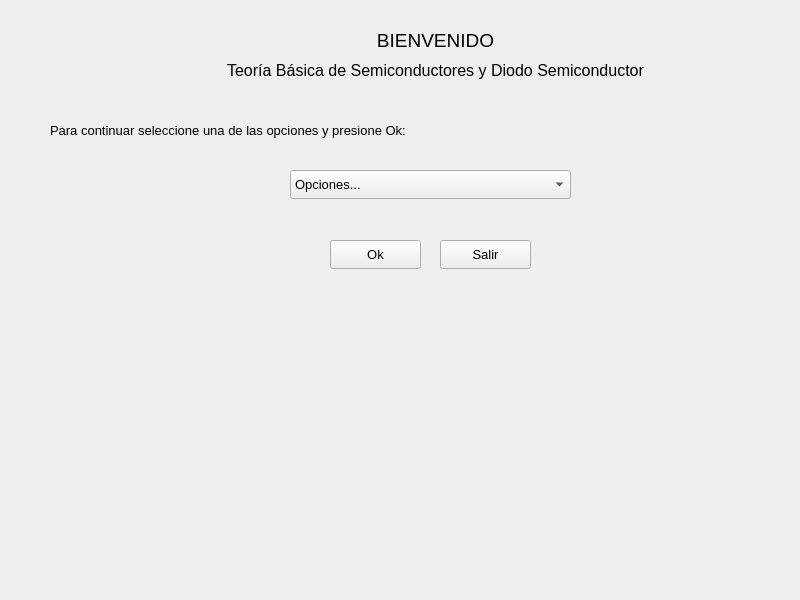
Old version of the form aplicacion/Tarea2_electronica/main_window.ui in the repository jacobbonilla21/electronica.
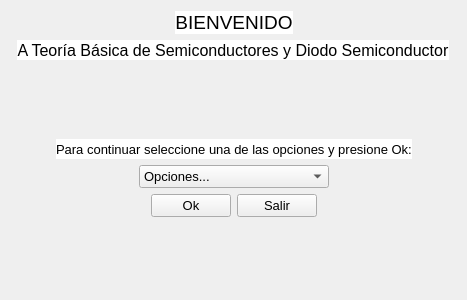
New version of the form.

Commit message: cambios responsive en la ventana main y agregado del fondo

```diff
--- a/aplicacion/Tarea2_electronica/main_window.ui
+++ b/aplicacion/Tarea2_electronica/main_window.ui
@@ -2,25 +2,76 @@
 <ui version="4.0">
  <class>Widget</class>
  <widget class="QWidget" name="Widget">
+  <property name="enabled">
+   <bool>true</bool>
+  </property>
   <property name="geometry">
    <rect>
     <x>0</x>
     <y>0</y>
+    <width>467</width>
+    <height>300</height>
+   </rect>
+  </property>
+  <property name="sizePolicy">
+   <sizepolicy hsizetype="Expanding" vsizetype="Preferred">
+    <horstretch>0</horstretch>
+    <verstretch>0</verstretch>
+   </sizepolicy>
+  </property>
+  <property name="maximumSize">
+   <size>
     <width>800</width>
     <height>600</height>
-   </rect>
+   </size>
   </property>
   <property name="windowTitle">
    <string>Widget</string>
   </property>
+  <property name="layoutDirection">
+   <enum>Qt::LayoutDirection::LeftToRight</enum>
+  </property>
+  <layout class="QVBoxLayout" name="verticalLayout" stretch="0,0,0,0,0,0,0">
+   <property name="sizeConstraint">
+    <enum>QLayout::SizeConstraint::SetMinAndMaxSize</enum>
+   </property>
+   <item>
+    <layout class="QHBoxLayout" name="horizontalLayout_4" stretch="0,0,0">
+     <property name="leftMargin">
+      <number>0</number>
+     </property>
+     <property name="topMargin">
+      <number>0</number>
+     </property>
+     <property name="rightMargin">
+      <number>0</number>
+     </property>
+     <property name="bottomMargin">
+      <number>0</number>
+     </property>
+     <item>
+      <spacer name="horizontalSpacer_7">
+       <property name="orientation">
+        <enum>Qt::Orientation::Horizontal</enum>
+       </property>
+       <property name="sizeHint" stdset="0">
+        <size>
+         <width>40</width>
+         <height>20</height>
+        </size>
+       </property>
+      </spacer>
+     </item>
+     <item>
   <widget class="QLabel" name="label">
-   <property name="geometry">
-    <rect>
-     <x>320</x>
-     <y>30</y>
-     <width>231</width>
-     <height>21</height>
-    </rect>
+       <property name="enabled">
+        <bool>true</bool>
+       </property>
+       <property name="sizePolicy">
+        <sizepolicy hsizetype="Preferred" vsizetype="Preferred">
+         <horstretch>0</horstretch>
+         <verstretch>0</verstretch>
+        </sizepolicy>
    </property>
    <property name="font">
     <font>
@@ -28,6 +79,16 @@
      <fontweight>ExtraBold</fontweight>
     </font>
    </property>
+       <property name="layoutDirection">
+        <enum>Qt::LayoutDirection::LeftToRight</enum>
+       </property>
+       <property name="autoFillBackground">
+        <bool>false</bool>
+       </property>
+       <property name="styleSheet">
+        <string notr="true">color: rgb(0, 0, 0);
+background-color: rgb(255, 255, 255);</string>
+       </property>
    <property name="text">
     <string>BIENVENIDO</string>
    </property>
@@ -35,32 +96,191 @@
     <set>Qt::AlignmentFlag::AlignCenter</set>
    </property>
   </widget>
+     </item>
+     <item>
+      <spacer name="horizontalSpacer_8">
+       <property name="orientation">
+        <enum>Qt::Orientation::Horizontal</enum>
+       </property>
+       <property name="sizeHint" stdset="0">
+        <size>
+         <width>40</width>
+         <height>20</height>
+        </size>
+       </property>
+      </spacer>
+     </item>
+    </layout>
+   </item>
+   <item>
+    <layout class="QHBoxLayout" name="horizontalLayout_5" stretch="0,0,0">
+     <property name="leftMargin">
+      <number>0</number>
+     </property>
+     <property name="topMargin">
+      <number>0</number>
+     </property>
+     <property name="rightMargin">
+      <number>0</number>
+     </property>
+     <property name="bottomMargin">
+      <number>0</number>
+     </property>
+     <item>
+      <spacer name="horizontalSpacer_9">
+       <property name="orientation">
+        <enum>Qt::Orientation::Horizontal</enum>
+       </property>
+       <property name="sizeHint" stdset="0">
+        <size>
+         <width>40</width>
+         <height>20</height>
+        </size>
+       </property>
+      </spacer>
+     </item>
+     <item>
+      <widget class="QLabel" name="label_3">
+       <property name="font">
+        <font>
+         <pointsize>12</pointsize>
+        </font>
+       </property>
+       <property name="styleSheet">
+        <string notr="true">color: rgb(0, 0, 0);
+background-color: rgb(255, 255, 255);</string>
+       </property>
+       <property name="text">
+        <string>A Teoría Básica de Semiconductores y Diodo Semiconductor</string>
+       </property>
+       <property name="scaledContents">
+        <bool>false</bool>
+       </property>
+       <property name="alignment">
+        <set>Qt::AlignmentFlag::AlignCenter</set>
+       </property>
+      </widget>
+     </item>
+     <item>
+      <spacer name="horizontalSpacer_10">
+       <property name="orientation">
+        <enum>Qt::Orientation::Horizontal</enum>
+       </property>
+       <property name="sizeHint" stdset="0">
+        <size>
+         <width>40</width>
+         <height>20</height>
+        </size>
+       </property>
+      </spacer>
+     </item>
+    </layout>
+   </item>
+   <item>
+    <spacer name="verticalSpacer_2">
+     <property name="orientation">
+      <enum>Qt::Orientation::Vertical</enum>
+     </property>
+     <property name="sizeHint" stdset="0">
+      <size>
+       <width>20</width>
+       <height>40</height>
+      </size>
+     </property>
+    </spacer>
+   </item>
+   <item>
+    <layout class="QHBoxLayout" name="horizontalLayout_3" stretch="0,0,0">
+     <property name="leftMargin">
+      <number>0</number>
+     </property>
+     <property name="topMargin">
+      <number>0</number>
+     </property>
+     <property name="rightMargin">
+      <number>0</number>
+     </property>
+     <property name="bottomMargin">
+      <number>0</number>
+     </property>
+     <item>
+      <spacer name="horizontalSpacer_5">
+       <property name="orientation">
+        <enum>Qt::Orientation::Horizontal</enum>
+       </property>
+       <property name="sizeHint" stdset="0">
+        <size>
+         <width>40</width>
+         <height>20</height>
+        </size>
+       </property>
+      </spacer>
+     </item>
+     <item>
   <widget class="QLabel" name="label_2">
-   <property name="geometry">
-    <rect>
-     <x>50</x>
-     <y>120</y>
-     <width>491</width>
-     <height>21</height>
-    </rect>
-   </property>
    <property name="font">
     <font>
      <pointsize>10</pointsize>
     </font>
    </property>
+       <property name="styleSheet">
+        <string notr="true">color: rgb(0, 0, 0);
+background-color: rgb(255, 255, 255);</string>
+       </property>
    <property name="text">
     <string>Para continuar seleccione una de las opciones y presione Ok:</string>
    </property>
-  </widget>
+       <property name="scaledContents">
+        <bool>false</bool>
+       </property>
+      </widget>
+     </item>
+     <item>
+      <spacer name="horizontalSpacer_6">
+       <property name="orientation">
+        <enum>Qt::Orientation::Horizontal</enum>
+       </property>
+       <property name="sizeHint" stdset="0">
+        <size>
+         <width>40</width>
+         <height>20</height>
+        </size>
+       </property>
+      </spacer>
+     </item>
+    </layout>
+   </item>
+   <item>
+    <layout class="QHBoxLayout" name="horizontalLayout_2" stretch="0,0,0">
+     <property name="leftMargin">
+      <number>0</number>
+     </property>
+     <property name="topMargin">
+      <number>0</number>
+     </property>
+     <property name="rightMargin">
+      <number>0</number>
+     </property>
+     <property name="bottomMargin">
+      <number>0</number>
+     </property>
+     <item>
+      <spacer name="horizontalSpacer">
+       <property name="orientation">
+        <enum>Qt::Orientation::Horizontal</enum>
+       </property>
+       <property name="sizeHint" stdset="0">
+        <size>
+         <width>40</width>
+         <height>20</height>
+        </size>
+       </property>
+      </spacer>
+     </item>
+     <item>
   <widget class="QComboBox" name="Seleccion_menu">
-   <property name="geometry">
-    <rect>
-     <x>290</x>
-     <y>170</y>
-     <width>281</width>
-     <height>29</height>
-    </rect>
+       <property name="enabled">
+        <bool>true</bool>
    </property>
    <property name="font">
     <font>
@@ -76,6 +296,9 @@
    <property name="currentText">
     <string>Opciones...</string>
    </property>
+       <property name="frame">
+        <bool>true</bool>
+       </property>
    <item>
     <property name="text">
      <string>Opciones...</string>
@@ -92,14 +315,41 @@
     </property>
    </item>
   </widget>
+     </item>
+     <item>
+      <spacer name="horizontalSpacer_2">
+       <property name="orientation">
+        <enum>Qt::Orientation::Horizontal</enum>
+       </property>
+       <property name="sizeHint" stdset="0">
+        <size>
+         <width>40</width>
+         <height>20</height>
+        </size>
+       </property>
+      </spacer>
+     </item>
+    </layout>
+   </item>
+   <item>
+    <layout class="QHBoxLayout" name="horizontalLayout" stretch="0,0,0,0">
+     <item>
+      <spacer name="horizontalSpacer_3">
+       <property name="orientation">
+        <enum>Qt::Orientation::Horizontal</enum>
+       </property>
+       <property name="sizeHint" stdset="0">
+        <size>
+         <width>40</width>
+         <height>20</height>
+        </size>
+       </property>
+      </spacer>
+     </item>
+     <item>
   <widget class="QPushButton" name="OkBoton">
-   <property name="geometry">
-    <rect>
-     <x>330</x>
-     <y>240</y>
-     <width>91</width>
-     <height>29</height>
-    </rect>
+       <property name="enabled">
+        <bool>true</bool>
    </property>
    <property name="font">
     <font>
@@ -109,36 +359,18 @@
    <property name="text">
     <string>Ok</string>
    </property>
-  </widget>
-  <widget class="QLabel" name="label_3">
-   <property name="geometry">
-    <rect>
-     <x>210</x>
-     <y>60</y>
-     <width>451</width>
-     <height>21</height>
-    </rect>
-   </property>
-   <property name="font">
-    <font>
-     <pointsize>12</pointsize>
-    </font>
-   </property>
-   <property name="text">
-    <string>Teoría Básica de Semiconductores y Diodo Semiconductor</string>
-   </property>
-   <property name="alignment">
-    <set>Qt::AlignmentFlag::AlignCenter</set>
-   </property>
-  </widget>
+       <property name="checkable">
+        <bool>false</bool>
+       </property>
+       <property name="checked">
+        <bool>false</bool>
+       </property>
+      </widget>
+     </item>
+     <item>
   <widget class="QPushButton" name="ExitBoton">
-   <property name="geometry">
-    <rect>
-     <x>440</x>
-     <y>240</y>
-     <width>91</width>
-     <height>29</height>
-    </rect>
+       <property name="enabled">
+        <bool>true</bool>
    </property>
    <property name="font">
     <font>
@@ -149,6 +381,36 @@
     <string>Salir</string>
    </property>
   </widget>
+     </item>
+     <item>
+      <spacer name="horizontalSpacer_4">
+       <property name="orientation">
+        <enum>Qt::Orientation::Horizontal</enum>
+       </property>
+       <property name="sizeHint" stdset="0">
+        <size>
+         <width>40</width>
+         <height>20</height>
+        </size>
+       </property>
+      </spacer>
+     </item>
+    </layout>
+   </item>
+   <item>
+    <spacer name="verticalSpacer">
+     <property name="orientation">
+      <enum>Qt::Orientation::Vertical</enum>
+     </property>
+     <property name="sizeHint" stdset="0">
+      <size>
+       <width>20</width>
+       <height>40</height>
+      </size>
+     </property>
+    </spacer>
+   </item>
+  </layout>
  </widget>
  <resources/>
  <connections/>
```
Left out of the diff: 3 changed lines with no effect on the pictures. Lines whose indentation alone changed are shown as unchanged. The commit also changes 4 other files.
